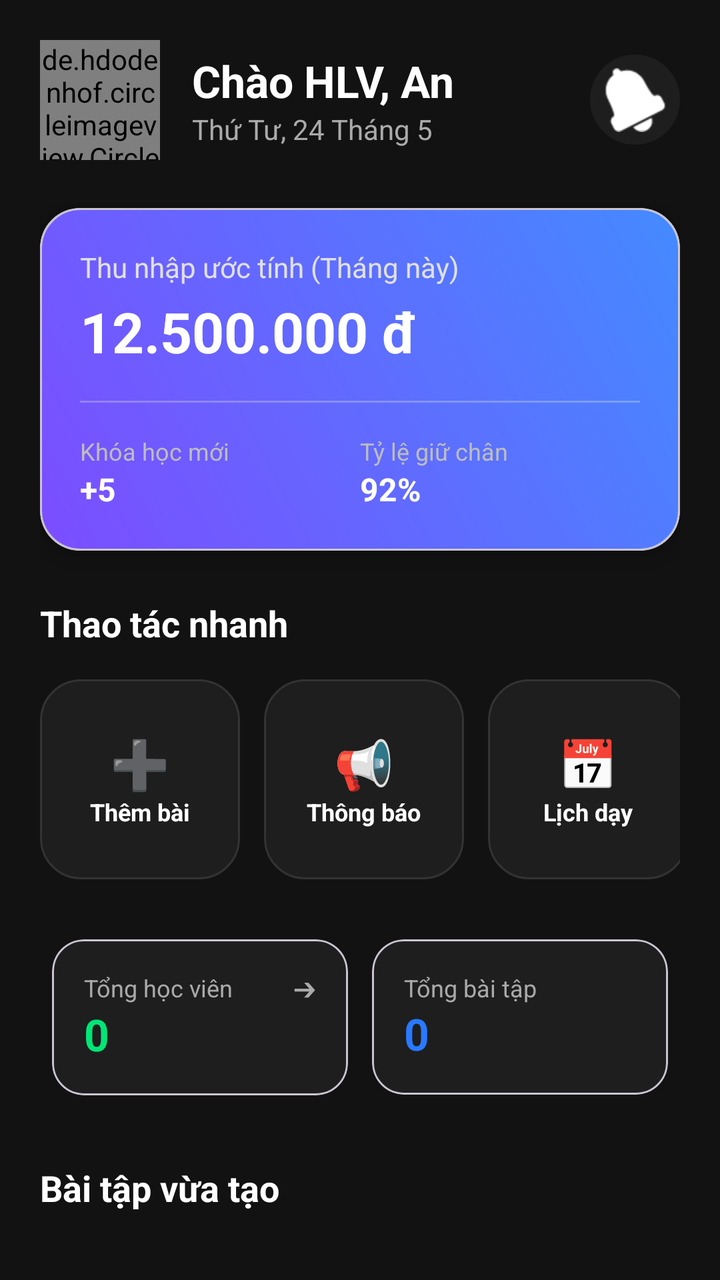
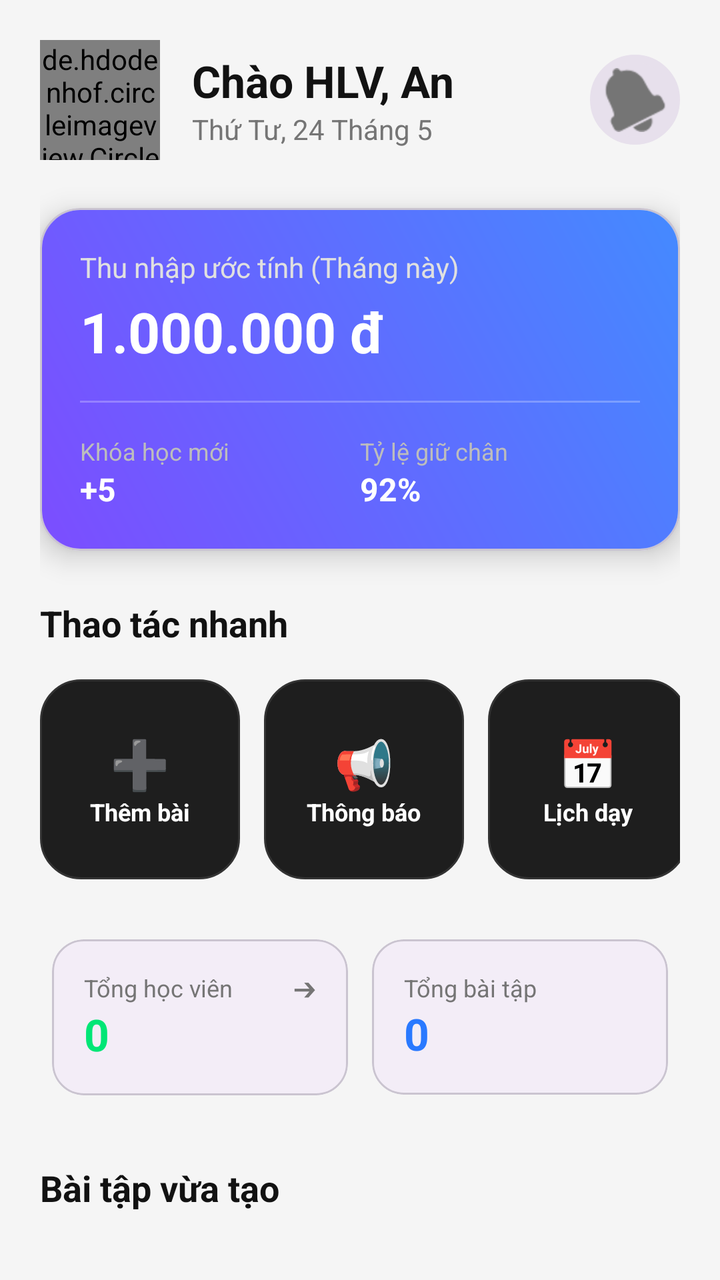

Compare the two renders of this Android layout. The source of the first and the diff that turns it into the second are given below.
<!-- AndroidManifest.xml: application theme Theme.FitBody -->
<!-- res/layout/fragment_pt_home.xml -->
<?xml version="1.0" encoding="utf-8"?>
<androidx.core.widget.NestedScrollView xmlns:android="http://schemas.android.com/apk/res/android"
    xmlns:app="http://schemas.android.com/apk/res-auto"
    android:layout_width="match_parent"
    android:layout_height="match_parent"
    android:background="#121212">

    <LinearLayout
        android:layout_width="match_parent"
        android:layout_height="wrap_content"
        android:orientation="vertical"
        android:padding="20dp">

        
        <LinearLayout
            android:layout_width="match_parent"
            android:layout_height="wrap_content"
            android:gravity="center_vertical"
            android:orientation="horizontal"
            android:layout_marginBottom="24dp">

            <de.hdodenhof.circleimageview.CircleImageView
                android:id="@+id/imgPtAvatar"
                android:layout_width="60dp"
                android:layout_height="60dp"
                android:src="@drawable/ic_launcher_background"
                app:civ_border_color="#7C4DFF"
                app:civ_border_width="2dp" />

            <LinearLayout
                android:layout_width="0dp"
                android:layout_height="wrap_content"
                android:layout_weight="1"
                android:orientation="vertical"
                android:layout_marginStart="16dp">

                <TextView
                    android:id="@+id/txtPtWelcome"
                    android:layout_width="wrap_content"
                    android:layout_height="wrap_content"
                    android:text="Chào HLV, An"
                    android:textColor="#FFFFFF"
                    android:textSize="22sp"
                    android:textStyle="bold" />

                <TextView
                    android:id="@+id/txtCurrentDate"
                    android:layout_width="wrap_content"
                    android:layout_height="wrap_content"
                    android:text="Thứ Tư, 24 Tháng 5"
                    android:textColor="#AAAAAA"
                    android:textSize="14sp" />
            </LinearLayout>

            <ImageButton
                android:layout_width="45dp"
                android:layout_height="45dp"
                android:background="@drawable/bg_circle_capture"
                android:backgroundTint="#1E1E1E"
                android:src="@android:drawable/ic_popup_reminder"
                app:tint="#FFFFFF" />
        </LinearLayout>

        
        <com.google.android.material.card.MaterialCardView
            android:layout_width="match_parent"
            android:layout_height="wrap_content"
            android:layout_marginBottom="24dp"
            app:cardCornerRadius="20dp"
            app:cardElevation="8dp">

            <LinearLayout
                android:layout_width="match_parent"
                android:layout_height="wrap_content"
                android:background="@drawable/bg_card_service"
                android:orientation="vertical"
                android:padding="20dp">

                <TextView
                    android:layout_width="wrap_content"
                    android:layout_height="wrap_content"
                    android:text="Thu nhập ước tính (Tháng này)"
                    android:textColor="#E0E0E0"
                    android:textSize="14sp" />

                <TextView
                    android:id="@+id/txtPtIncome"
                    android:layout_width="wrap_content"
                    android:layout_height="wrap_content"
                    android:layout_marginTop="4dp"
                    android:text="12.500.000 đ"
                    android:textColor="#FFFFFF"
                    android:textSize="28sp"
                    android:textStyle="bold" />

                <View
                    android:layout_width="match_parent"
                    android:layout_height="1dp"
                    android:layout_marginVertical="16dp"
                    android:background="#40FFFFFF" />

                <LinearLayout
                    android:layout_width="match_parent"
                    android:layout_height="wrap_content"
                    android:orientation="horizontal">

                    <LinearLayout
                        android:layout_width="0dp"
                        android:layout_height="wrap_content"
                        android:layout_weight="1"
                        android:orientation="vertical">
                        <TextView
                            android:layout_width="wrap_content"
                            android:layout_height="wrap_content"
                            android:text="Khóa học mới"
                            android:textColor="#BDBDBD"
                            android:textSize="12sp" />
                        <TextView
                            android:layout_width="wrap_content"
                            android:layout_height="wrap_content"
                            android:text="+5"
                            android:textColor="#FFFFFF"
                            android:textSize="16sp"
                            android:textStyle="bold" />
                    </LinearLayout>

                    <LinearLayout
                        android:layout_width="0dp"
                        android:layout_height="wrap_content"
                        android:layout_weight="1"
                        android:orientation="vertical">
                        <TextView
                            android:layout_width="wrap_content"
                            android:layout_height="wrap_content"
                            android:text="Tỷ lệ giữ chân"
                            android:textColor="#BDBDBD"
                            android:textSize="12sp" />
                        <TextView
                            android:layout_width="wrap_content"
                            android:layout_height="wrap_content"
                            android:text="92%"
                            android:textColor="#FFFFFF"
                            android:textSize="16sp"
                            android:textStyle="bold" />
                    </LinearLayout>
                </LinearLayout>
            </LinearLayout>
        </com.google.android.material.card.MaterialCardView>

        
        <TextView
            android:layout_width="wrap_content"
            android:layout_height="wrap_content"
            android:text="Thao tác nhanh"
            android:textColor="#FFFFFF"
            android:textSize="18sp"
            android:textStyle="bold"
            android:layout_marginBottom="16dp"/>

        <HorizontalScrollView
            android:layout_width="match_parent"
            android:layout_height="wrap_content"
            android:scrollbars="none"
            android:layout_marginBottom="24dp">

            <LinearLayout
                android:layout_width="wrap_content"
                android:layout_height="wrap_content"
                android:orientation="horizontal">

                <LinearLayout
                    android:id="@+id/btnPtAddWorkout"
                    android:layout_width="100dp"
                    android:layout_height="100dp"
                    android:layout_marginEnd="12dp"
                    android:background="@drawable/bg_card_home"
                    android:gravity="center"
                    android:orientation="vertical">
                    <TextView
                        android:layout_width="wrap_content"
                        android:layout_height="wrap_content"
                        android:text="➕"
                        android:textSize="24sp" />
                    <TextView
                        android:layout_width="wrap_content"
                        android:layout_height="wrap_content"
                        android:text="Thêm bài"
                        android:textColor="#FFFFFF"
                        android:textSize="12sp"
                        android:textStyle="bold" />
                </LinearLayout>

                <LinearLayout
                    android:id="@+id/btnPtBroadcast"
                    android:layout_width="100dp"
                    android:layout_height="100dp"
                    android:layout_marginEnd="12dp"
                    android:background="@drawable/bg_card_home"
                    android:gravity="center"
                    android:orientation="vertical">
                    <TextView
                        android:layout_width="wrap_content"
                        android:layout_height="wrap_content"
                        android:text="📢"
                        android:textSize="24sp" />
                    <TextView
                        android:layout_width="wrap_content"
                        android:layout_height="wrap_content"
                        android:text="Thông báo"
                        android:textColor="#FFFFFF"
                        android:textSize="12sp"
                        android:textStyle="bold" />
                </LinearLayout>

                <LinearLayout
                    android:id="@+id/btnPtSchedule"
                    android:layout_width="100dp"
                    android:layout_height="100dp"
                    android:layout_marginEnd="12dp"
                    android:background="@drawable/bg_card_home"
                    android:gravity="center"
                    android:orientation="vertical">
                    <TextView
                        android:layout_width="wrap_content"
                        android:layout_height="wrap_content"
                        android:text="📅"
                        android:textSize="24sp" />
                    <TextView
                        android:layout_width="wrap_content"
                        android:layout_height="wrap_content"
                        android:text="Lịch dạy"
                        android:textColor="#FFFFFF"
                        android:textSize="12sp"
                        android:textStyle="bold" />
                </LinearLayout>

            </LinearLayout>
        </HorizontalScrollView>

        
        <GridLayout
            android:layout_width="match_parent"
            android:layout_height="wrap_content"
            android:columnCount="2"
            android:alignmentMode="alignMargins">

            <com.google.android.material.card.MaterialCardView
                android:id="@+id/cardTotalStudents"
                android:layout_width="0dp"
                android:layout_height="wrap_content"
                android:layout_columnWeight="1"
                android:layout_margin="6dp"
                app:cardCornerRadius="16dp"
                app:cardBackgroundColor="#1E1E1E"
                android:clickable="true"
                android:focusable="true"
                android:foreground="?attr/selectableItemBackground">
                <LinearLayout
                    android:layout_width="match_parent"
                    android:layout_height="wrap_content"
                    android:orientation="vertical"
                    android:padding="16dp">
                    <RelativeLayout
                        android:layout_width="match_parent"
                        android:layout_height="wrap_content">
                        <TextView
                            android:layout_width="wrap_content"
                            android:layout_height="wrap_content"
                            android:text="Tổng học viên"
                            android:textColor="#AAAAAA"
                            android:textSize="12sp"/>
                        <TextView
                            android:layout_width="wrap_content"
                            android:layout_height="wrap_content"
                            android:text="➔"
                            android:textColor="#AAAAAA"
                            android:layout_alignParentEnd="true"
                            android:textSize="12sp"/>
                    </RelativeLayout>
                    <TextView
                        android:id="@+id/txtTotalStudents"
                        android:layout_width="wrap_content"
                        android:layout_height="wrap_content"
                        android:text="0"
                        android:textColor="#00E676"
                        android:textSize="22sp"
                        android:textStyle="bold"/>
                </LinearLayout>
            </com.google.android.material.card.MaterialCardView>

            <com.google.android.material.card.MaterialCardView
                android:id="@+id/cardTotalWorkouts"
                android:layout_width="0dp"
                android:layout_height="wrap_content"
                android:layout_columnWeight="1"
                android:layout_margin="6dp"
                app:cardCornerRadius="16dp"
                app:cardBackgroundColor="#1E1E1E"
                android:clickable="true"
                android:focusable="true"
                android:foreground="?attr/selectableItemBackground">
                <LinearLayout
                    android:layout_width="match_parent"
                    android:layout_height="wrap_content"
                    android:orientation="vertical"
                    android:padding="16dp">
                    <TextView
                        android:layout_width="wrap_content"
                        android:layout_height="wrap_content"
                        android:text="Tổng bài tập"
                        android:textColor="#AAAAAA"
                        android:textSize="12sp"/>
                    <TextView
                        android:id="@+id/txtTotalWorkouts"
                        android:layout_width="wrap_content"
                        android:layout_height="wrap_content"
                        android:text="0"
                        android:textColor="#2979FF"
                        android:textSize="22sp"
                        android:textStyle="bold"/>
                </LinearLayout>
            </com.google.android.material.card.MaterialCardView>
        </GridLayout>

        <TextView
            android:layout_width="wrap_content"
            android:layout_height="wrap_content"
            android:text="Bài tập vừa tạo"
            android:textColor="#FFFFFF"
            android:textSize="18sp"
            android:textStyle="bold"
            android:layout_marginTop="28dp"
            android:layout_marginBottom="16dp"/>

        <androidx.recyclerview.widget.RecyclerView
            android:id="@+id/rvRecentWorkouts"
            android:layout_width="match_parent"
            android:layout_height="wrap_content"
            android:nestedScrollingEnabled="false"
            android:paddingBottom="40dp"/>

    </LinearLayout>
</androidx.core.widget.NestedScrollView>
<!-- resources referenced by this layout -->
<resources>
  <!-- drawable bg_card_home (drawable) -->
  <?xml version="1.0" encoding="utf-8"?>
  <shape xmlns:android="http://schemas.android.com/apk/res/android">
      <solid android:color="#1E1E1E" />
      <corners android:radius="20dp" />
      <stroke android:width="1dp" android:color="#333333" />
  </shape>
  <!-- drawable bg_card_service (drawable) -->
  <?xml version="1.0" encoding="utf-8"?>
  <shape xmlns:android="http://schemas.android.com/apk/res/android">
      <gradient
          android:startColor="#7C4DFF"
          android:endColor="#448AFF"
          android:angle="45" />
      <corners android:radius="20dp" />
      <stroke android:width="1dp" android:color="#55FFFFFF" />
  </shape>
  <!-- drawable bg_circle_capture (drawable) -->
  <?xml version="1.0" encoding="utf-8"?>
  <shape xmlns:android="http://schemas.android.com/apk/res/android"
      android:shape="oval">
      <solid android:color="#FFFFFF" />
      <stroke
          android:width="4dp"
          android:color="#CCCCCC" />
  </shape>
  <!-- drawable ic_launcher_background (drawable) -->
  <?xml version="1.0" encoding="utf-8"?>
  <vector
      android:height="108dp"
      android:width="108dp"
      android:viewportHeight="108"
      android:viewportWidth="108"
      xmlns:android="http://schemas.android.com/apk/res/android">
      
      <path android:fillColor="#121212"
            android:pathData="M0,0h108v108h-108z"/>
  </vector>
  <style name="Theme.FitBody" parent="Theme.Material3.DayNight.NoActionBar">
          <item name="colorPrimary">@color/primary</item>
          <item name="android:windowBackground">@color/app_background</item>
          <item name="android:statusBarColor">@color/app_background</item>
          <item name="android:navigationBarColor">@color/app_background</item>
  
          
          <item name="colorSurface">@color/card_background</item>
          <item name="colorOnSurface">@color/text_primary</item>
          <item name="colorOnSurfaceVariant">@color/text_secondary</item>
          <item name="colorOutline">@color/text_secondary</item>
      </style>
  <color name="primary">#7C4DFF</color>
  <color name="app_background">#F5F5F5</color>
  <color name="card_background">#FFFFFF</color>
  <color name="text_primary">#121212</color>
  <color name="text_secondary">#757575</color>
</resources>

<!-- the commit's change to res/layout/fragment_pt_home.xml (unified diff, before → after) -->
@@ -3,7 +3,7 @@
     xmlns:app="http://schemas.android.com/apk/res-auto"
     android:layout_width="match_parent"
     android:layout_height="match_parent"
-    android:background="#121212">
+    android:background="?android:attr/windowBackground">
 
     <LinearLayout
         android:layout_width="match_parent"
@@ -23,7 +23,7 @@
                 android:id="@+id/imgPtAvatar"
                 android:layout_width="60dp"
                 android:layout_height="60dp"
-                android:src="@drawable/ic_launcher_background"
+                android:src="@drawable/male"
                 app:civ_border_color="#7C4DFF"
                 app:civ_border_width="2dp" />
 
@@ -39,7 +39,7 @@
                     android:layout_width="wrap_content"
                     android:layout_height="wrap_content"
                     android:text="Chào HLV, An"
-                    android:textColor="#FFFFFF"
+                    android:textColor="?attr/colorOnSurface"
                     android:textSize="22sp"
                     android:textStyle="bold" />
 
@@ -48,7 +48,7 @@
                     android:layout_width="wrap_content"
                     android:layout_height="wrap_content"
                     android:text="Thứ Tư, 24 Tháng 5"
-                    android:textColor="#AAAAAA"
+                    android:textColor="?attr/colorOnSurfaceVariant"
                     android:textSize="14sp" />
             </LinearLayout>
 
@@ -56,9 +56,9 @@
                 android:layout_width="45dp"
                 android:layout_height="45dp"
                 android:background="@drawable/bg_circle_capture"
-                android:backgroundTint="#1E1E1E"
+                android:backgroundTint="?attr/colorSurfaceVariant"
                 android:src="@android:drawable/ic_popup_reminder"
-                app:tint="#FFFFFF" />
+                app:tint="?attr/colorOnSurfaceVariant" />
         </LinearLayout>
 
         
@@ -88,7 +88,7 @@
                     android:layout_width="wrap_content"
                     android:layout_height="wrap_content"
                     android:layout_marginTop="4dp"
-                    android:text="12.500.000 đ"
+                    android:text="1.000.000 đ"
                     android:textColor="#FFFFFF"
                     android:textSize="28sp"
                     android:textStyle="bold" />
@@ -152,7 +152,7 @@
             android:layout_width="wrap_content"
             android:layout_height="wrap_content"
             android:text="Thao tác nhanh"
-            android:textColor="#FFFFFF"
+            android:textColor="?attr/colorOnSurface"
             android:textSize="18sp"
             android:textStyle="bold"
             android:layout_marginBottom="16dp"/>
@@ -251,7 +251,7 @@
                 android:layout_columnWeight="1"
                 android:layout_margin="6dp"
                 app:cardCornerRadius="16dp"
-                app:cardBackgroundColor="#1E1E1E"
+                app:cardBackgroundColor="?attr/colorSurfaceContainer"
                 android:clickable="true"
                 android:focusable="true"
                 android:foreground="?attr/selectableItemBackground">
@@ -267,13 +267,13 @@
                             android:layout_width="wrap_content"
                             android:layout_height="wrap_content"
                             android:text="Tổng học viên"
-                            android:textColor="#AAAAAA"
+                            android:textColor="?attr/colorOnSurfaceVariant"
                             android:textSize="12sp"/>
                         <TextView
                             android:layout_width="wrap_content"
                             android:layout_height="wrap_content"
                             android:text="➔"
-                            android:textColor="#AAAAAA"
+                            android:textColor="?attr/colorOnSurfaceVariant"
                             android:layout_alignParentEnd="true"
                             android:textSize="12sp"/>
                     </RelativeLayout>
@@ -295,7 +295,7 @@
                 android:layout_columnWeight="1"
                 android:layout_margin="6dp"
                 app:cardCornerRadius="16dp"
-                app:cardBackgroundColor="#1E1E1E"
+                app:cardBackgroundColor="?attr/colorSurfaceContainer"
                 android:clickable="true"
                 android:focusable="true"
                 android:foreground="?attr/selectableItemBackground">
@@ -308,7 +308,7 @@
                         android:layout_width="wrap_content"
                         android:layout_height="wrap_content"
                         android:text="Tổng bài tập"
-                        android:textColor="#AAAAAA"
+                        android:textColor="?attr/colorOnSurfaceVariant"
                         android:textSize="12sp"/>
                     <TextView
                         android:id="@+id/txtTotalWorkouts"
@@ -326,7 +326,7 @@
             android:layout_width="wrap_content"
             android:layout_height="wrap_content"
             android:text="Bài tập vừa tạo"
-            android:textColor="#FFFFFF"
+            android:textColor="?attr/colorOnSurface"
             android:textSize="18sp"
             android:textStyle="bold"
             android:layout_marginTop="28dp"
<!-- resource entries referenced after the edit -->
@@ -26,18 +26,7 @@
           android:width="4dp"
           android:color="#CCCCCC" />
   </shape>
-  <!-- drawable ic_launcher_background (drawable) -->
-  <?xml version="1.0" encoding="utf-8"?>
-  <vector
-      android:height="108dp"
-      android:width="108dp"
-      android:viewportHeight="108"
-      android:viewportWidth="108"
-      xmlns:android="http://schemas.android.com/apk/res/android">
-      
-      <path android:fillColor="#121212"
-            android:pathData="M0,0h108v108h-108z"/>
-  </vector>
+  <!-- drawable male: jpg bitmap (drawable, 50119 bytes) -->
   <style name="Theme.FitBody" parent="Theme.Material3.DayNight.NoActionBar">
           <item name="colorPrimary">@color/primary</item>
           <item name="android:windowBackground">@color/app_background</item>
